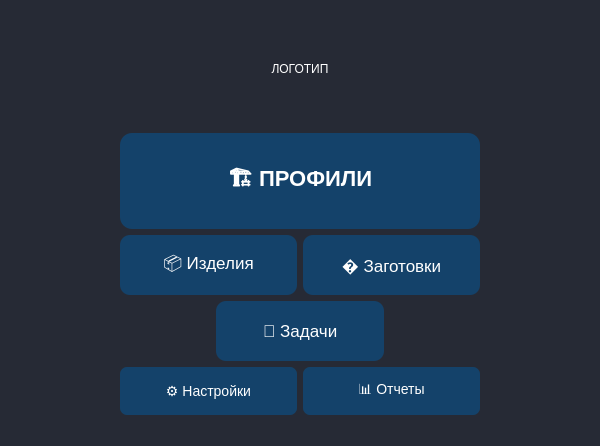
Old version of the form src/client/ui/home_page.ui in the repository formemu/aditim-monitor.
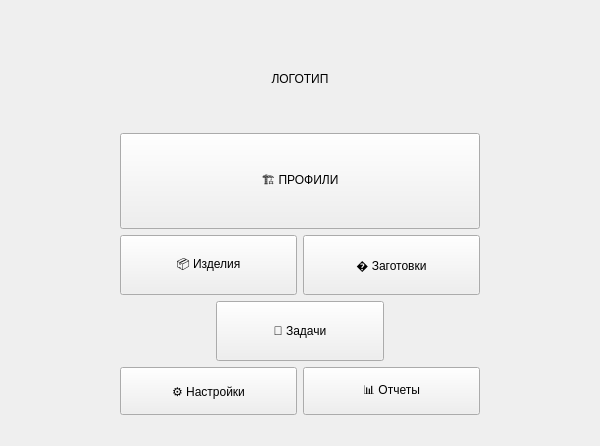
New version of the form.

Diff of the .ui file:
```diff
--- a/src/client/ui/home_page.ui
+++ b/src/client/ui/home_page.ui
@@ -10,9 +10,7 @@
     <height>446</height>
    </rect>
   </property>
-  <property name="styleSheet">
-   <string>QWidget { background-color: #262a35; }</string>
-  </property>
+
   <layout class="QVBoxLayout" name="verticalLayout">
    <item>
     <spacer name="verticalSpacer_top">
@@ -56,9 +54,7 @@
          <height>96</height>
         </size>
        </property>
-       <property name="styleSheet">
-        <string>margin-bottom: 20px; color: #ffffff;</string>
-       </property>
+
        <property name="text">
         <string>ЛОГОТИП</string>
        </property>
@@ -107,9 +103,7 @@
            <height>96</height>
           </size>
          </property>
-         <property name="styleSheet">
-          <string>font-size: 22px; font-weight: bold; padding: 18px; background-color: #14426a; color: white; border-radius: 12px;</string>
-         </property>
+
          <property name="text">
           <string>🏗️ ПРОФИЛИ</string>
          </property>
@@ -125,9 +119,6 @@
              <height>60</height>
             </size>
            </property>
-           <property name="styleSheet">
-            <string>font-size: 17px; padding: 12px; background-color: #14426a; color: white; border-radius: 10px;</string>
-           </property>
            <property name="text">
             <string>📦 Изделия</string>
            </property>
@@ -141,9 +132,6 @@
              <height>60</height>
             </size>
            </property>
-           <property name="styleSheet">
-            <string>font-size: 17px; padding: 12px; background-color: #14426a; color: white; border-radius: 10px;</string>
-           </property>
            <property name="text">
             <string>� Заготовки</string>
            </property>
@@ -174,9 +162,6 @@
              <height>60</height>
             </size>
            </property>
-           <property name="styleSheet">
-            <string>font-size: 17px; padding: 12px; background-color: #14426a; color: white; border-radius: 10px;</string>
-           </property>
            <property name="text">
             <string>📝 Задачи</string>
            </property>
@@ -207,9 +192,6 @@
              <height>48</height>
             </size>
            </property>
-           <property name="styleSheet">
-            <string>font-size: 14px; padding: 10px; background-color: #14426a; color: white; border-radius: 7px;</string>
-           </property>
            <property name="text">
             <string>⚙️ Настройки</string>
            </property>
@@ -223,9 +205,6 @@
              <height>48</height>
             </size>
            </property>
-           <property name="styleSheet">
-            <string>font-size: 14px; padding: 10px; background-color: #14426a; color: white; border-radius: 7px;</string>
-           </property>
            <property name="text">
             <string>📊 Отчеты</string>
            </property>
```
